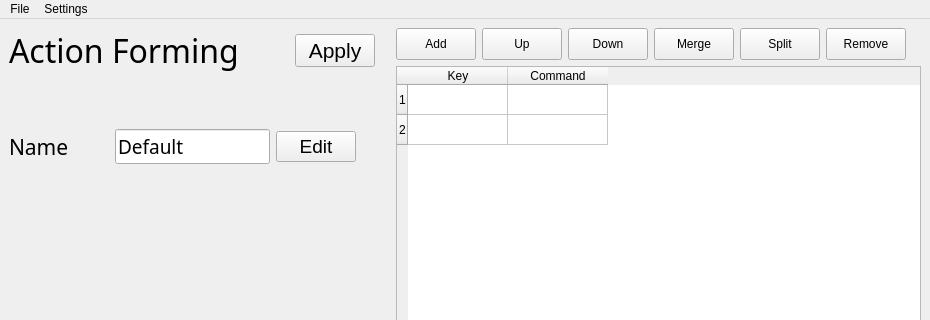
Above: ui/ActionMain.ui from GefoS/Knowledge-Coil before the change; both pictures show x 0 to 930 and y 0 to 320 of the 930 by 611 pixel window. Below: the same form after it.
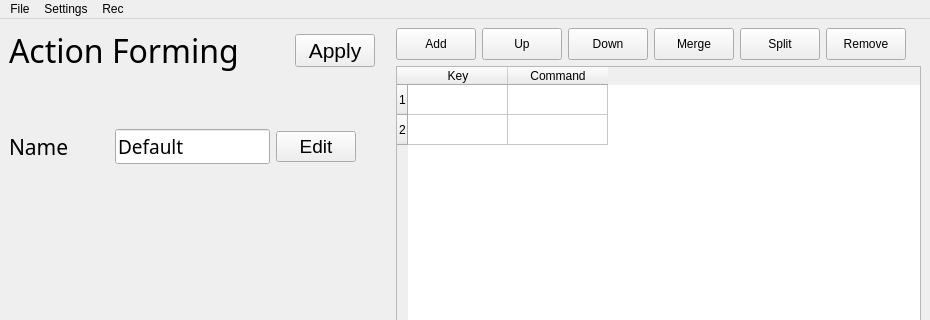
That is the form after the change. Icons and pictures are not drawn.

Commit message: next stage

The edit to the form file:
```diff
--- a/ui/ActionMain.ui
+++ b/ui/ActionMain.ui
@@ -579,8 +579,14 @@
     </property>
     <addaction name="actionLoad_Key_Settings"/>
    </widget>
+   <widget class="QMenu" name="menuRec">
+    <property name="title">
+     <string>Rec</string>
+    </property>
+   </widget>
    <addaction name="menuFile"/>
    <addaction name="menuSettings"/>
+   <addaction name="menuRec"/>
   </widget>
   <widget class="QStatusBar" name="statusbar"/>
   <action name="actionNew_Action">
```
The commit also changes 2 other files.
